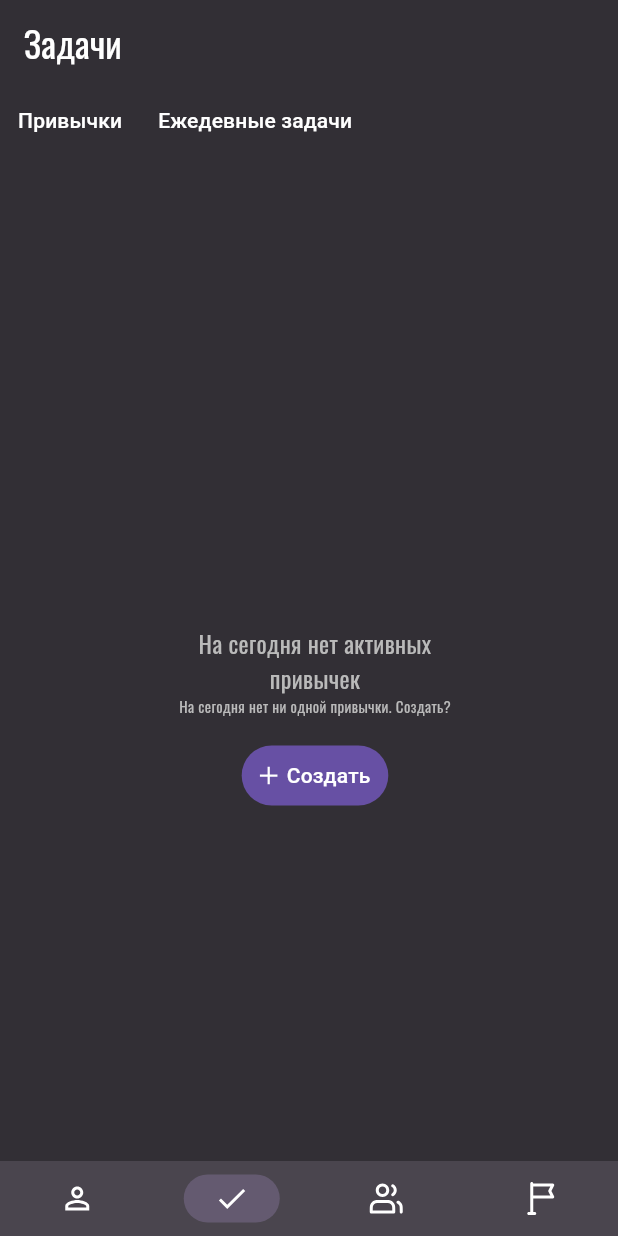
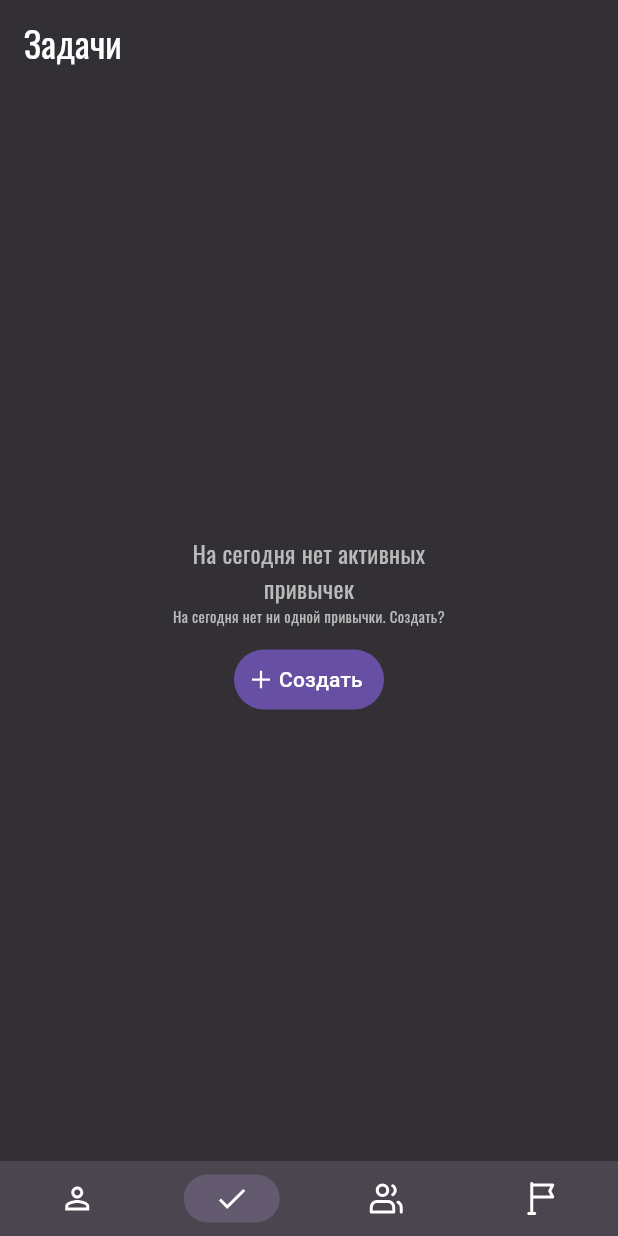
Before and after one commit to unf0rg1v3n/habitega, a Flutter app: the screen it shows after launch, item 2 of the bottom bar chosen, after a tap on "Создать", on a phone screen of 412 x 824 dp. Run offline on Flutter 3.47's test engine with Material 3 defaults, Android fonts, the phone set to English and light mode, and no system bars; our stand-ins replace flutter_svg, google_fonts, iconsax, material_symbols_icons.

Commit message:
simple changes (forgot)

```diff
--- a/lib/main.dart
+++ b/lib/main.dart
@@ -37,6 +37,7 @@ class _MyAppState extends State<MyApp> {
     "Сообщество",
     "Найстройки"
   ];
+
   final pageList = const <Widget>[
     HeroPage(),
     TasksPage(),
@@ -88,11 +89,11 @@ class _MyAppState extends State<MyApp> {
                         _index = index;
                       })
                     }),
-            body: Container(
+            body:
                 //color: BottomNavigationBarColor,
                 //children: [HeroPage(), TasksPage(), CommunityPage(), SettingsScreen()]
                 //child: LoginPage())));
                 //child: RegisterPage())));
-                child: pageList[_index])));
+                pageList[_index]));
   }
 }
--- a/lib/pages/tasks_page.dart
+++ b/lib/pages/tasks_page.dart
@@ -18,52 +18,7 @@ class _TasksPageState extends State<TasksPage> {
 
   @override
   Widget build(BuildContext context) {
-    return SingleChildScrollView(
-        child: Column(children: [
-      Row(children: [
-        // ToggleButtons(
-        //     children: [
-        //       Container(
-        //         width: 90,
-        //           child:
-        //               Text("Привычки", style: TextStyle(color: Colors.white))),
-        //       Container(
-        //         width: 160,
-        //           child: Text("Ежедевные задачи",
-        //               style: TextStyle(color: Colors.white)))
-        //     ],
-        //     borderRadius: BorderRadius.circular(15),
-        //     selectedColor: Color(0xFF645A70),
-        //     isSelected: _selections,
-        //     onPressed: (int index) => {
-        //           setState(() {
-        //             for (int i = 0; i < 2; i++) {
-        //               if (_selections[i]) {
-        //                 _selections[i] = !_selections[i];
-        //               }
-        //             }
-        //             _selections[index] =
-        //                 !_selections[index]; //!_selections[index];
-        //           })
-        //         })
-
-        TextButton(
-            onPressed: () => {},
-            child: Text("Привычки", style: TextStyle(color: Colors.white)),
-            style: ButtonStyle()),
-        TextButton(
-            onPressed: () => {},
-            child:
-                Text("Ежедевные задачи", style: TextStyle(color: Colors.white)),
-            style: ButtonStyle())
-      ]),
-      SizedBox(
-          height: 750,
-          child: ListView(
-              scrollDirection: Axis.horizontal,
-              physics: PageScrollPhysics(),
-              children: [HabitsPage(), GoalsPage()]))
-    ]));
+    return Stack(children: [PageView(children: [HabitsPage(), GoalsPage()])]);
   }
 }
 
@@ -98,8 +53,11 @@ class _HabitsPageState extends State<HabitsPage> {
                         fontSize: 10,
                         fontWeight: FontWeight.w400,
                         color: const Color(0xFFBABABA))),
-                SizedBox(height: 16, width: 420),
-                TextButton(
+                SizedBox(height: 16),
+                SizedBox(
+                    width: 100,
+                    height: 40,
+                    child: TextButton(
                         onPressed: () => {},
                         child: Row(children: [
                           SvgPicture.asset("assets/icons/plus1.svg"),
@@ -108,11 +66,24 @@ class _HabitsPageState extends State<HabitsPage> {
                         ]),
                         style: const ButtonStyle(
                             backgroundColor:
-                            MaterialStatePropertyAll(Color(0xFF6750A4))))
+                                MaterialStatePropertyAll(Color(0xFF6750A4)))))
               ])
         : Column();
   }
 }
+
+class SubPage extends StatelessWidget {
+  const SubPage({super.key, this.backgroundColor, this.text});
+
+  final Color? backgroundColor;
+  final String? text;
+
+  @override
+  Widget build(BuildContext context) {
+    return Container(child: Text(text??"none"), color: backgroundColor,);
+  }
+}
+
 
 class GoalsPage extends StatefulWidget {
   const GoalsPage({super.key});
@@ -145,8 +116,11 @@ class _GoalsPageState extends State<GoalsPage> {
                         fontSize: 10,
                         fontWeight: FontWeight.w400,
                         color: const Color(0xFFBABABA))),
-                SizedBox(height: 16, width: 420),
-                TextButton(
+                const SizedBox(height: 16),
+                SizedBox(
+                    width: 100,
+                    height: 40,
+                    child: TextButton(
                         onPressed: () => {},
                         child: Row(children: [
                           SvgPicture.asset("assets/icons/plus1.svg"),
@@ -155,7 +129,7 @@ class _GoalsPageState extends State<GoalsPage> {
                         ]),
                         style: const ButtonStyle(
                             backgroundColor:
-                            MaterialStatePropertyAll(Color(0xFF6750A4))))
+                                MaterialStatePropertyAll(Color(0xFF6750A4)))))
               ])
         : Column();
   }
```
Lines whose indentation alone changed are shown as unchanged.
